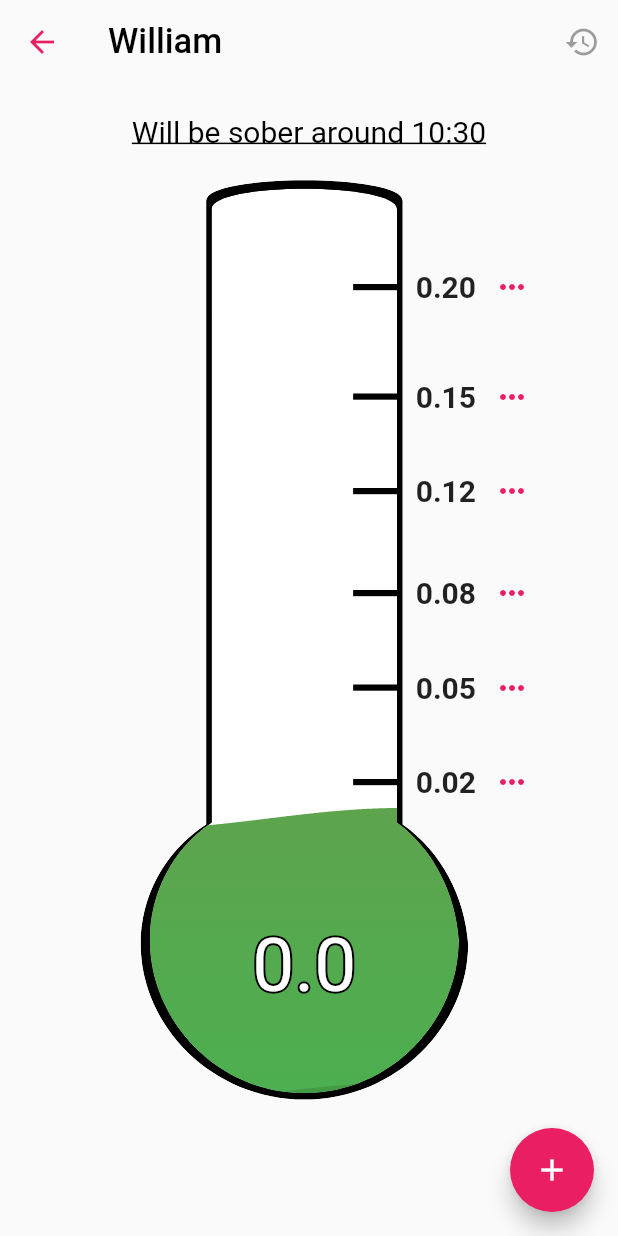
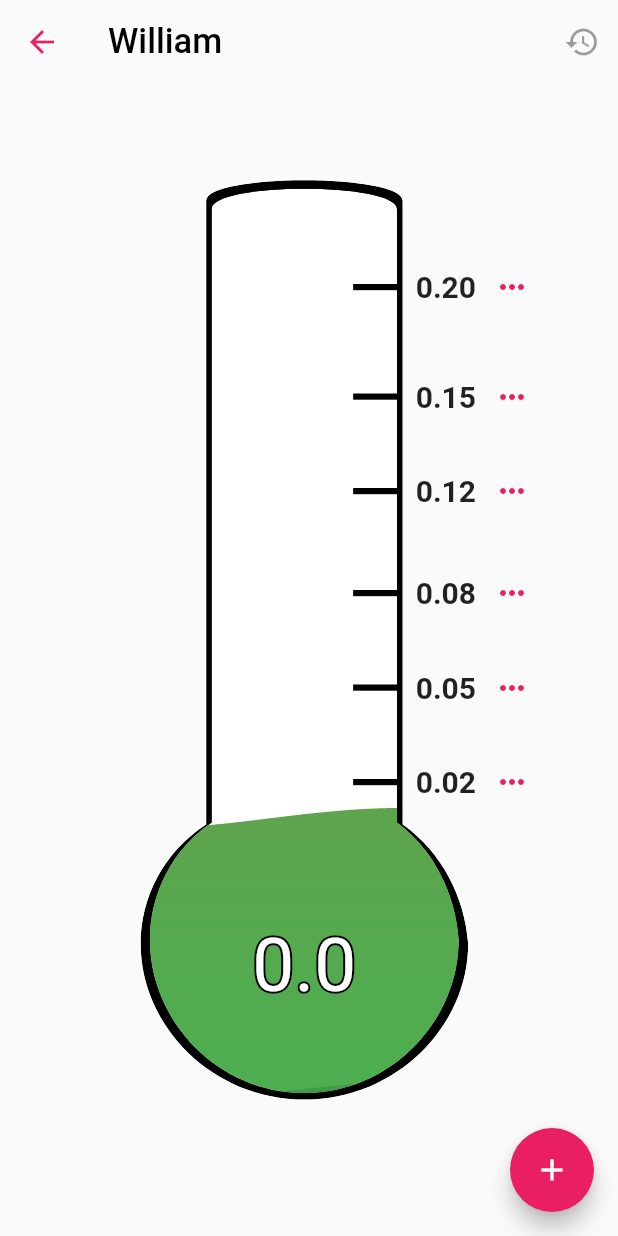
Before and after one commit to Louismousine/Alcoholometer, a Flutter app: the screen it shows after launch, after a tap on "William", on a phone screen of 412 x 824 dp. Run offline on Flutter 3.47's test engine with Material 2 defaults, Android fonts, the phone set to English and light mode, and no system bars; drawn by our look-alikes of animated_background, bordered_text; our stand-ins replace shared_preferences.

Commit message:
change the sober function

```diff
--- a/lib/helper.dart
+++ b/lib/helper.dart
@@ -89,12 +89,15 @@ class Helper {
   }
 
   static String timeUntilSober(double bac) {
+    if(bac == 0.0) {
+      return '';
+    }
     int hours = (bac / BAC_REDUCTION).round();
     double bacLeft = bac % BAC_REDUCTION;
     int minutes = (bacLeft / (BAC_REDUCTION / 60.0)).round();
     var now = new DateTime.now();
     now = now.add(new Duration(hours: hours, minutes: minutes));
-    return now.hour.toString() + ':' + now.minute.toString();
+    return 'Will be sober around ' + now.hour.toString() + ':' + now.minute.toString();
   }
 
   static String formatTimeOfDay(TimeOfDay tod) {
--- a/lib/thermometer_page/thermometer_page.dart
+++ b/lib/thermometer_page/thermometer_page.dart
@@ -157,15 +157,13 @@ class _ThermometerPageState extends State<ThermometerPage>
             padding: EdgeInsets.only(top: 20),
             alignment: Alignment.topCenter,
             child: Text(
-              'Will be sober around ' +
-                  Helper.timeUntilSober(
-                    Helper.getPourcentage(user),
-                  ),
+              Helper.timeUntilSober(
+                Helper.getPourcentage(user),
+              ),
               style: TextStyle(
-                color: Colors.black,
-                fontSize: 20,
-                decoration: TextDecoration.underline
-              ),
+                  color: Colors.black,
+                  fontSize: 20,
+                  decoration: TextDecoration.underline),
             ),
           ),
           Row(
```
